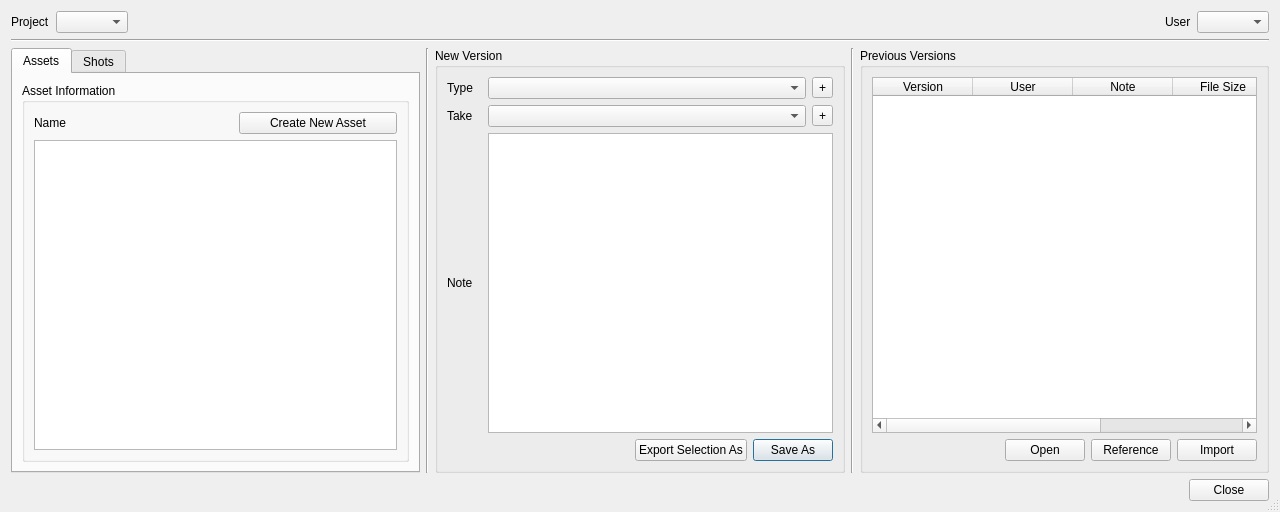
First picture: the form in oyProjectManager/ui/version_creator.ui, repository code-google-com/oyprojectmanager, before the edit.
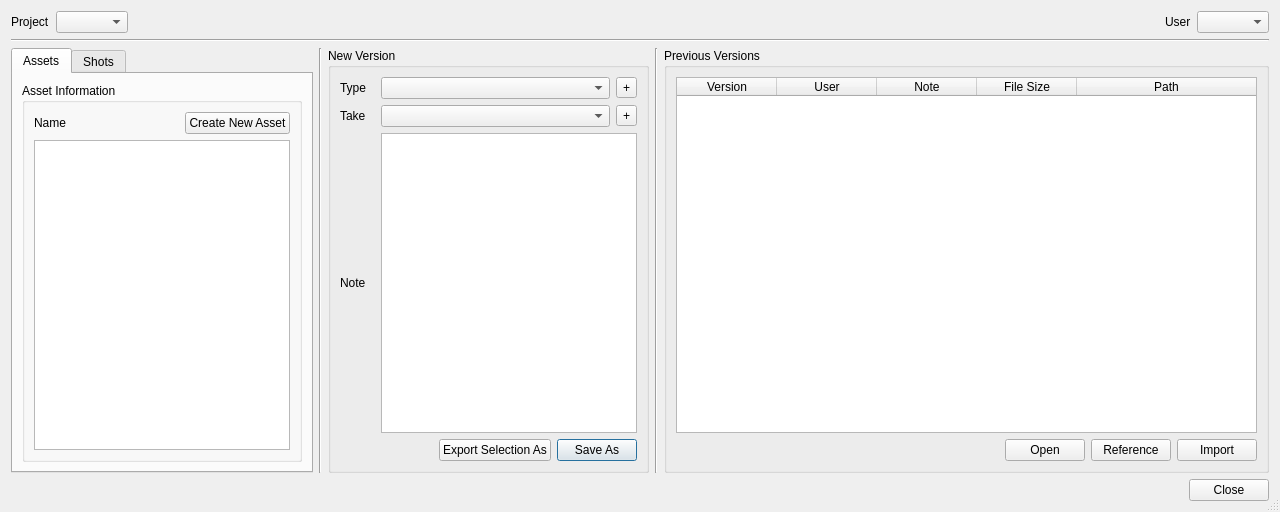
Second picture: the form after the edit.

What changed in the file:
```diff
--- a/oyProjectManager/ui/version_creator.ui
+++ b/oyProjectManager/ui/version_creator.ui
@@ -89,7 +89,7 @@
        </widget>
       </item>
       <item>
-       <layout class="QHBoxLayout" name="horizontalLayout_14" stretch="0,1,0,0,0">
+       <layout class="QHBoxLayout" name="horizontalLayout_14" stretch="0,0,0,0,1">
         <item>
          <widget class="QTabWidget" name="tabWidget">
           <property name="enabled">
```
